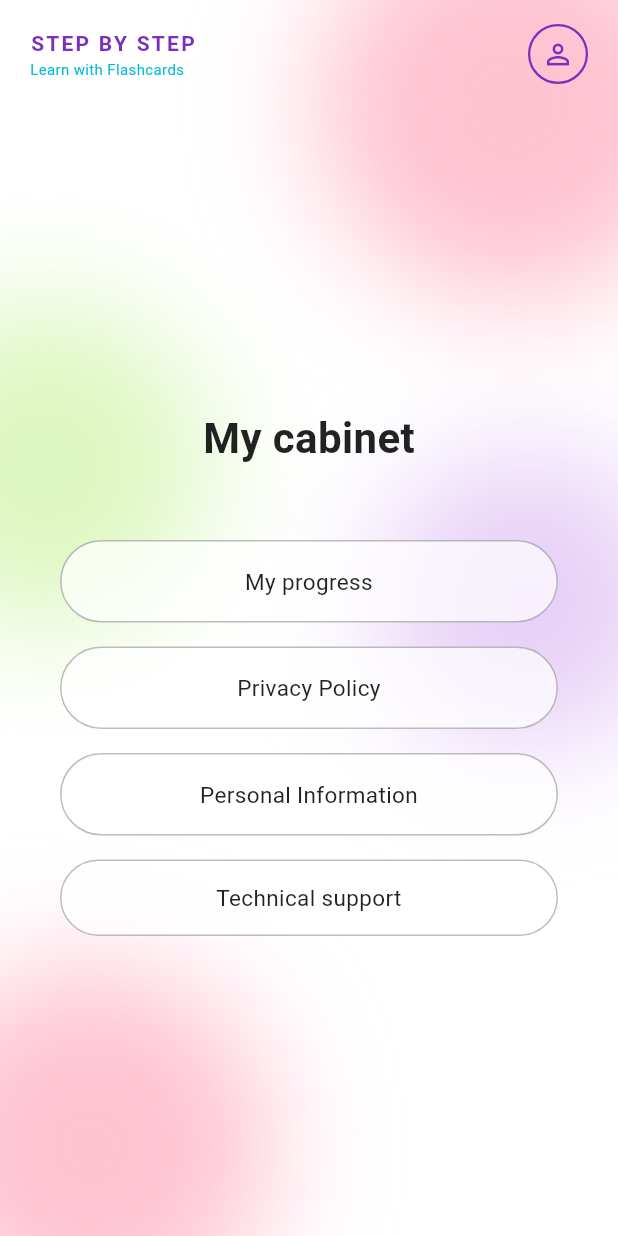
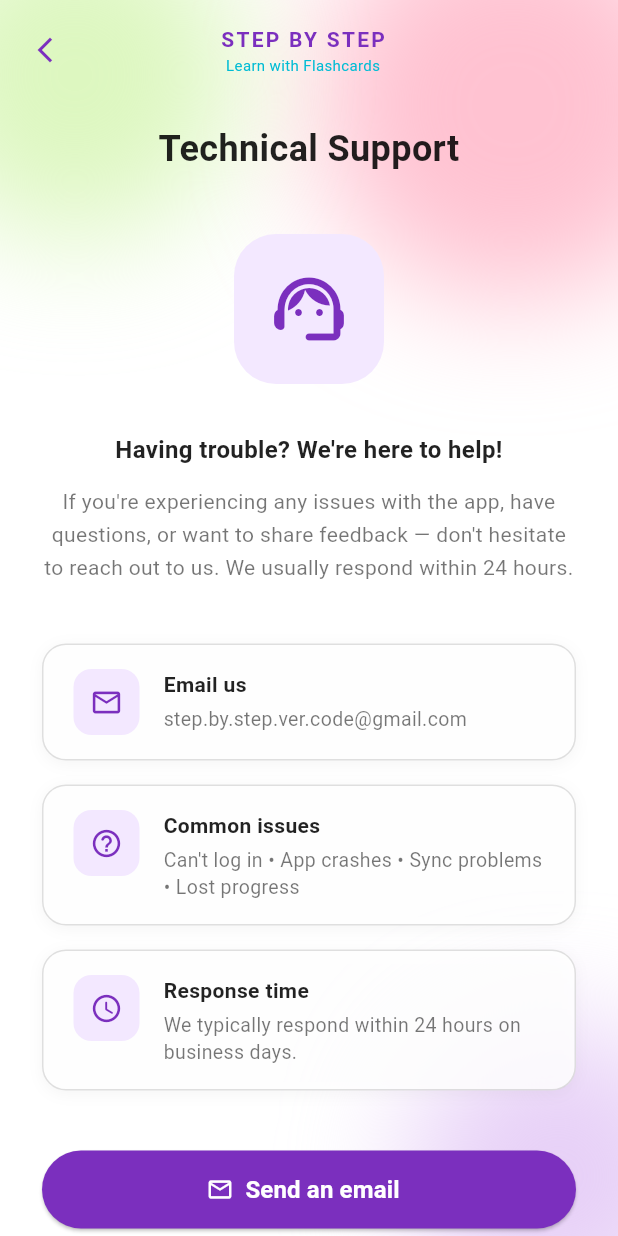
Before and after one commit to liorenline/Stepbystep-application, a Flutter app: the CabinetScreen screen opened directly with empty values, after a tap on "Technical support", on a phone screen of 412 x 824 dp. Run offline on Flutter 3.47's test engine with Material 3 defaults, Android fonts, the phone set to English and light mode, and no system bars.

Commit message:
technocal sup and privace policy and cabinet update

```diff
--- a/lib/pages/cabinet_page.dart
+++ b/lib/pages/cabinet_page.dart
@@ -1,6 +1,8 @@
 import 'dart:ui';
 import 'package:flutter/material.dart';
 import 'personal_information.dart';
+import 'privacy_policy_page.dart';
+import 'technical_support_page.dart';
 
 class CabinetScreen extends StatelessWidget {
   final int userId;
@@ -71,7 +73,6 @@ class CabinetScreen extends StatelessWidget {
                                 ),
                               ],
                             ),
-
                             Container(
                               width: 40,
                               height: 40,
@@ -108,7 +109,8 @@ class CabinetScreen extends StatelessWidget {
                             const SizedBox(height: 48),
 
                             Padding(
-                              padding: const EdgeInsets.symmetric(horizontal: 40),
+                              padding:
+                              const EdgeInsets.symmetric(horizontal: 40),
                               child: Column(
                                 children: [
                                   _menuButton(
@@ -118,10 +120,17 @@ class CabinetScreen extends StatelessWidget {
                                   const SizedBox(height: 16),
                                   _menuButton(
                                     label: 'Privacy Policy',
-                                    onTap: () {},
+                                    onTap: () {
+                                      Navigator.push(
+                                        context,
+                                        MaterialPageRoute(
+                                          builder: (_) =>
+                                          const PrivacyPolicyPage(),
+                                        ),
+                                      );
+                                    },
                                   ),
                                   const SizedBox(height: 16),
-
                                   _menuButton(
                                     label: 'Personal Information',
                                     onTap: () {
@@ -136,12 +145,18 @@ class CabinetScreen extends StatelessWidget {
                                       );
                                     },
                                   ),
-
                                   const SizedBox(height: 16),
                                   _menuButton(
-                                    label:
-                                    'Technical support',
-                                    onTap: () {},
+                                    label: 'Technical support',
+                                    onTap: () {
+                                      Navigator.push(
+                                        context,
+                                        MaterialPageRoute(
+                                          builder: (_) =>
+                                          const TechnicalSupportPage(),
+                                        ),
+                                      );
+                                    },
                                     multiline: true,
                                   ),
                                 ],
--- /dev/null
+++ b/lib/pages/technical_support_page.dart
@@ -0,0 +1,295 @@
+import 'dart:ui';
+import 'package:flutter/material.dart';
+import 'package:url_launcher/url_launcher.dart';
+
+const _purple = Color(0xFF7B2FBE);
+const _cyan = Color(0xFF00BCD4);
+
+class TechnicalSupportPage extends StatelessWidget {
+  const TechnicalSupportPage({super.key});
+
+  Future<void> _launchEmail() async {
+    final uri = Uri(
+      scheme: 'mailto',
+      path: 'step.by.step.ver.code@gmail.com',
+      queryParameters: {
+        'subject': 'Technical Support Request',
+        'body': 'Hello, I need help with...',
+      },
+    );
+    if (await canLaunchUrl(uri)) {
+      await launchUrl(uri);
+    }
+  }
+
+  @override
+  Widget build(BuildContext context) {
+    return Scaffold(
+      backgroundColor: Colors.white,
+      body: Stack(
+        fit: StackFit.expand,
+        children: [
+          Positioned(
+            top: -60,
+            right: -60,
+            child: _blob(260, const Color(0xFFFFB3C6)),
+          ),
+          Positioned(
+            top: -60,
+            left: -60,
+            child: _blob(220, const Color(0xFFD4F5B0)),
+          ),
+          Positioned(
+            bottom: -60,
+            right: -60,
+            child: _blob(200, const Color(0xFFE1C4F5)),
+          ),
+          SafeArea(
+            child: Column(
+              crossAxisAlignment: CrossAxisAlignment.stretch,
+              children: [
+                Padding(
+                  padding: const EdgeInsets.symmetric(
+                      horizontal: 20, vertical: 16),
+                  child: Row(
+                    mainAxisAlignment: MainAxisAlignment.spaceBetween,
+                    children: [
+                      GestureDetector(
+                        onTap: () => Navigator.pop(context),
+                        child: const Icon(Icons.arrow_back_ios_new,
+                            color: _purple, size: 20),
+                      ),
+                      const Column(
+                        children: [
+                          Text(
+                            'STEP BY STEP',
+                            style: TextStyle(
+                              fontSize: 14,
+                              fontWeight: FontWeight.bold,
+                              color: _purple,
+                              letterSpacing: 1.5,
+                            ),
+                          ),
+                          Text(
+                            'Learn with Flashcards',
+                            style: TextStyle(fontSize: 10, color: _cyan),
+                          ),
+                        ],
+                      ),
+                      const SizedBox(width: 28),
+                    ],
+                  ),
+                ),
+
+                Expanded(
+                  child: SingleChildScrollView(
+                    padding: const EdgeInsets.symmetric(horizontal: 28),
+                    child: Column(
+                      crossAxisAlignment: CrossAxisAlignment.stretch,
+                      children: [
+                        const SizedBox(height: 16),
+                        const Text(
+                          'Technical Support',
+                          textAlign: TextAlign.center,
+                          style: TextStyle(
+                            fontSize: 24,
+                            fontWeight: FontWeight.bold,
+                            color: Colors.black87,
+                          ),
+                        ),
+                        const SizedBox(height: 40),
+
+                        Center(
+                          child: Container(
+                            width: 100,
+                            height: 100,
+                            decoration: BoxDecoration(
+                              color: const Color(0xFFF3E8FF),
+                              borderRadius: BorderRadius.circular(28),
+                            ),
+                            child: const Icon(
+                              Icons.support_agent_rounded,
+                              size: 56,
+                              color: _purple,
+                            ),
+                          ),
+                        ),
+
+                        const SizedBox(height: 32),
+
+                        const Text(
+                          'Having trouble? We\'re here to help!',
+                          textAlign: TextAlign.center,
+                          style: TextStyle(
+                            fontSize: 16,
+                            fontWeight: FontWeight.w600,
+                            color: Colors.black87,
+                          ),
+                        ),
+
+                        const SizedBox(height: 12),
+
+                        const Text(
+                          'If you\'re experiencing any issues with the app, '
+                              'have questions, or want to share feedback — '
+                              'don\'t hesitate to reach out to us. '
+                              'We usually respond within 24 hours.',
+                          textAlign: TextAlign.center,
+                          style: TextStyle(
+                            fontSize: 14,
+                            color: Colors.black54,
+                            height: 1.6,
+                          ),
+                        ),
+
+                        const SizedBox(height: 40),
+
+                        // Email картка — стрілка прибрана (showArrow: false)
+                        _infoCard(
+                          icon: Icons.email_outlined,
+                          title: 'Email us',
+                          subtitle: 'step.by.step.ver.code@gmail.com',
+                          onTap: _launchEmail,
+                          showArrow: false,
+                        ),
+
+                        const SizedBox(height: 16),
+
+                        _infoCard(
+                          icon: Icons.help_outline_rounded,
+                          title: 'Common issues',
+                          subtitle:
+                          'Can\'t log in • App crashes • Sync problems • Lost progress',
+                          onTap: null,
+                        ),
+
+                        const SizedBox(height: 16),
+
+                        _infoCard(
+                          icon: Icons.access_time_rounded,
+                          title: 'Response time',
+                          subtitle:
+                          'We typically respond within 24 hours on business days.',
+                          onTap: null,
+                        ),
+
+                        const SizedBox(height: 40),
+
+                        SizedBox(
+                          width: double.infinity,
+                          height: 52,
+                          child: ElevatedButton.icon(
+                            onPressed: _launchEmail,
+                            icon: const Icon(Icons.mail_outline,
+                                color: Colors.white),
+                            label: const Text(
+                              'Send an email',
+                              style: TextStyle(
+                                color: Colors.white,
+                                fontSize: 16,
+                                fontWeight: FontWeight.w600,
+                              ),
+                            ),
+                            style: ElevatedButton.styleFrom(
+                              backgroundColor: _purple,
+                              shape: const StadiumBorder(),
+                            ),
+                          ),
+                        ),
+
+                        const SizedBox(height: 40),
+                      ],
+                    ),
+                  ),
+                ),
+              ],
+            ),
+          ),
+        ],
+      ),
+    );
+  }
+
+  Widget _infoCard({
+    required IconData icon,
+    required String title,
+    required String subtitle,
+    VoidCallback? onTap,
+    bool showArrow = true,
+  }) {
+    return GestureDetector(
+      onTap: onTap,
+      child: Container(
+        padding: const EdgeInsets.symmetric(horizontal: 20, vertical: 16),
+        decoration: BoxDecoration(
+          color: Colors.white.withOpacity(0.85),
+          borderRadius: BorderRadius.circular(16),
+          border: Border.all(color: Colors.black12),
+          boxShadow: [
+            BoxShadow(
+              color: Colors.black.withOpacity(0.04),
+              blurRadius: 8,
+              offset: const Offset(0, 2),
+            ),
+          ],
+        ),
+        child: Row(
+          crossAxisAlignment: CrossAxisAlignment.start,
+          children: [
+            Container(
+              width: 44,
+              height: 44,
+              decoration: BoxDecoration(
+                color: const Color(0xFFF3E8FF),
+                borderRadius: BorderRadius.circular(12),
+              ),
+              child: Icon(icon, color: _purple, size: 22),
+            ),
+            const SizedBox(width: 16),
+            Expanded(
+              child: Column(
+                crossAxisAlignment: CrossAxisAlignment.start,
+                children: [
+                  Text(
+                    title,
+                    style: const TextStyle(
+                      fontSize: 14,
+                      fontWeight: FontWeight.w600,
+                      color: Colors.black87,
+                    ),
+                  ),
+                  const SizedBox(height: 4),
+                  Text(
+                    subtitle,
+                    style: const TextStyle(
+                      fontSize: 13,
+                      color: Colors.black54,
+                      height: 1.4,
+                    ),
+                  ),
+                ],
+              ),
+            ),
+            if (onTap != null && showArrow)
+              const Icon(Icons.arrow_forward_ios,
+                  size: 14, color: Colors.black38),
+          ],
+        ),
+      ),
+    );
+  }
+
+  Widget _blob(double size, Color color) {
+    return ImageFiltered(
+      imageFilter: ImageFilter.blur(sigmaX: 40, sigmaY: 40),
+      child: Container(
+        width: size,
+        height: size,
+        decoration: BoxDecoration(
+          shape: BoxShape.circle,
+          color: color.withOpacity(0.8),
+        ),
+      ),
+    );
+  }
+}
--- a/pubspec.yaml
+++ b/pubspec.yaml
@@ -31,6 +31,7 @@ dependencies:
     flutter:
       sdk: flutter
     http: ^0.13.6
+    url_launcher: ^6.3.2
 
 dev_dependencies:
   flutter_test:
```
Also changed, not shown: lib/pages/privacy_policy_page.dart (added, +241 -0 lines), pubspec.lock, 5 other files.
